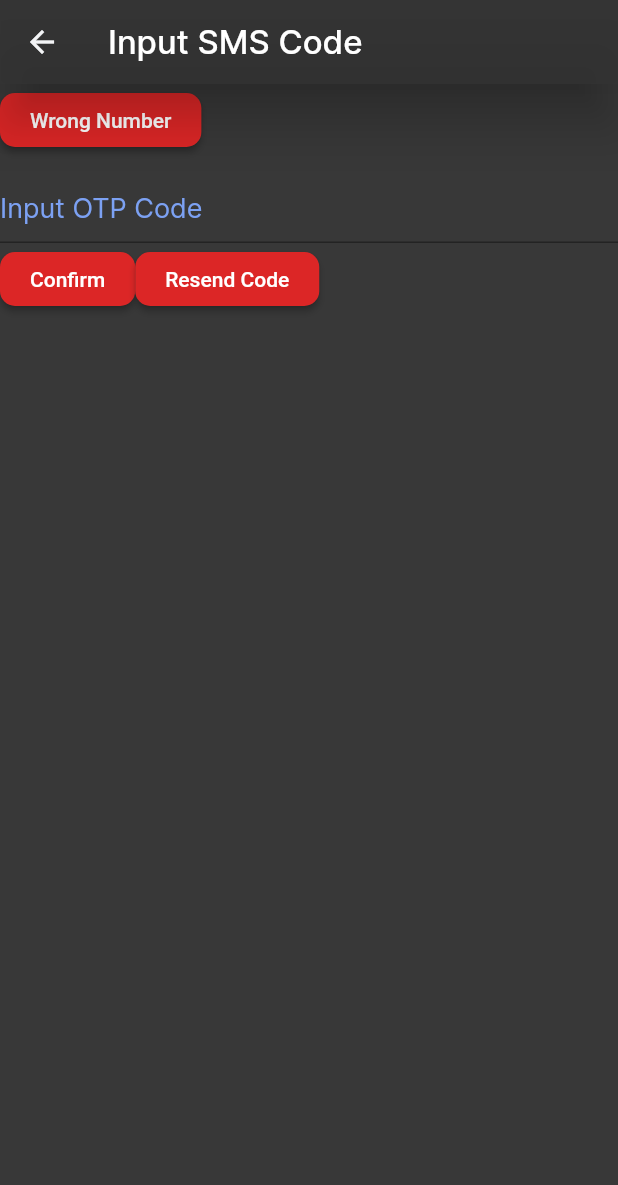
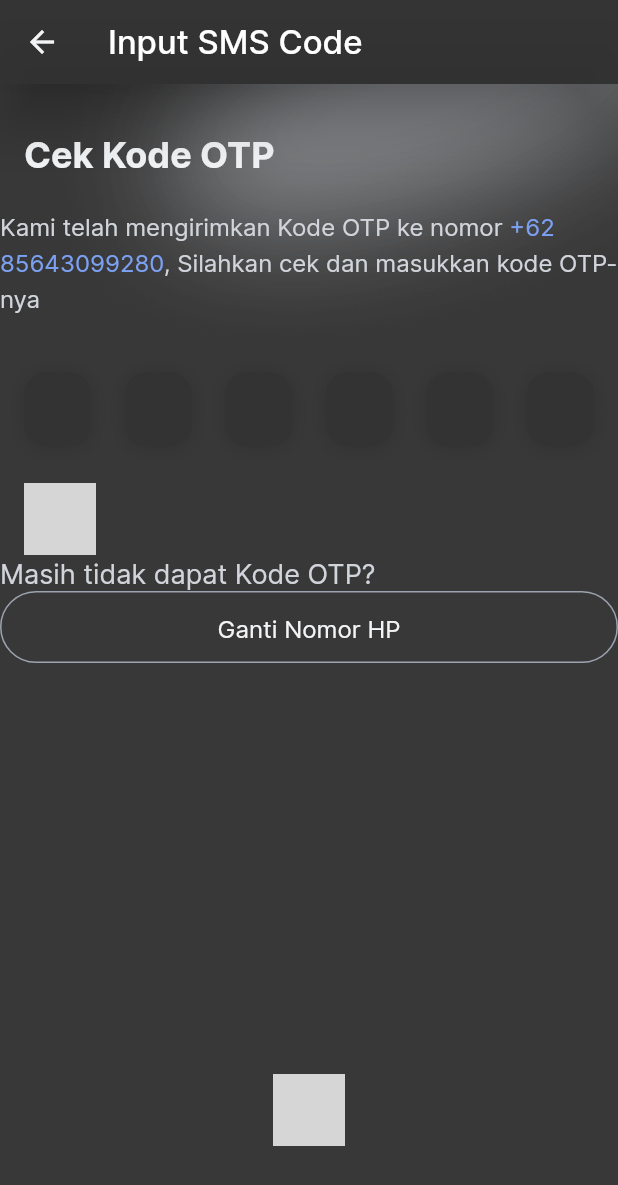
Before and after one commit to artefak-io/Artefak, a Flutter app: the InputOTP screen opened directly with empty values, on a phone screen of 412 x 824 dp. Shown: the top 1185 px of the screen. Run offline on Flutter 3.47's test engine with Material 2 defaults, Android fonts, the phone set to English and light mode, and no system bars; drawn by our look-alikes of pin_code_fields; our stand-ins replace bloc, cached_network_image, cloud_firestore, equatable, firebase_auth, firebase_core and 7 more; accounts and stored records are empty; generated files the repository leaves out were written again; network calls fail; statements that could not run were skipped; grey boxes are pictures that could not be loaded.

Commit message:
create input otp widget and input otp page

```diff
--- a/lib/screens/authentication/input_otp.dart
+++ b/lib/screens/authentication/input_otp.dart
@@ -1,5 +1,6 @@
 import 'package:artefak/logic/auth/auth.dart';
 import 'package:artefak/services/auth.dart';
+import 'package:artefak/widgets/input_otp_widget.dart';
 import 'package:flutter/material.dart';
 import 'package:flutter_bloc/flutter_bloc.dart';
 
@@ -25,6 +26,18 @@ class _InputOTPState extends State<InputOTP> {
     });
   }
 
+  void inputOtpOnComplete(){
+
+  }
+
+  void inputOtpOnSubmitted(){
+
+  }
+
+  void inputOtpOnChanged(){
+
+  }
+
   @override
   void initState() {
     super.initState();
@@ -34,6 +47,10 @@ class _InputOTPState extends State<InputOTP> {
 
   @override
   Widget build(BuildContext context) {
+    Size size = MediaQuery.of(context).size;
+    TextTheme _textTheme = Theme.of(context).textTheme;
+    ThemeData _themeData = Theme.of(context);
+
     return Scaffold(
       appBar: AppBar(
         title: const Text("Input SMS Code"),
@@ -46,71 +63,159 @@ class _InputOTPState extends State<InputOTP> {
         listener: (context, state) {
           Navigator.pop(context);
         },
-        child: Column(
+        child: Stack(
           children: <Widget>[
-            Row(
-              children: [
-                Text(widget.phoneNumber),
-                ElevatedButton(
-                  onPressed: () {
-                    Navigator.pop(context);
-                  },
-                  child: const Text("Wrong Number"),
+            Positioned(
+              left: 20,
+              top: -165,
+              child: Image.asset(
+                'assets/bggrad.png',
+                fit: BoxFit.fitHeight,
+                height: 350,
               ),
-              ],
             ),
-            const SizedBox(
-              height: 10,
+            InputOtpWidget(
+              bodytitle: 'Cek Kode OTP',
+              bodySubTitle:
+              'Kami telah mengirimkan Kode OTP ke nomor +62 85643099280 , Silahkan cek dan masukkan kode OTP-nya',
+              appBarTitle: 'Verifikasi Nomor HP',
+              onCompleteFunction: inputOtpOnComplete,
+              onSubmittedFunction: inputOtpOnSubmitted,
+              onChangedFunction: inputOtpOnChanged,
+              blocBuildNotify:
+              BlocBuilder<InputOtpCubit, InputOtpState>(
+                buildWhen: (previous, current) =>
+                (current.createPinStatus ==
+                    InputOtpStatus.inputInvalid &&
+                    previous.invalid != current.invalid) ||
+                    previous.createPinStatus ==
+                        InputOtpStatus.inputInvalid,
+                builder: (context, state) {
+                  if (state.invalid ==
+                      OtpInputValidationError.nonNumberInput) {
+                    return Text(
+                      "Input must be a number",
+                      style: _textTheme.bodyLarge?.copyWith(
+                        fontWeight: FontWeight.w400,
+                        color: _themeData.errorColor,
                       ),
-            Form(
-              key: _formKey,
-              child: Column(
-                children: <Widget>[
-                  TextFormField(
-                    controller: _codeController,
-                    decoration: const InputDecoration(
-                      hintText: "Input OTP Code",
+                    );
+                  } else if (state.invalid ==
+                      OtpInputValidationError.insufficientLength) {
+                    return Text(
+                      "Input must be 6 digits",
+                      style: _textTheme.bodyLarge?.copyWith(
+                        fontWeight: FontWeight.w400,
+                        color: _themeData.errorColor,
                       ),
-                    validator: (String? value) {
-                      if (value == null || value.isEmpty) {
-                        return '*please input phone number';
-                      } else if (int.tryParse(value) == null) {
-                        return '*please input valid phone number';
+                    );
                   } else {
-                        return null;
+                    return const Text("");
                   }
                 },
               ),
-                  Row(
-                    children: [
-                      ElevatedButton(
-                        onPressed: () async {
-                          if (_formKey.currentState!.validate()) {
-                            await AuthService().loginWithPhone(
-                                verificationId: verificationId,
-                                smsCode: _codeController.text);
-                          }
-                        },
-                        child: const Text("Confirm"),
+              blocBuildButton:
+              BlocBuilder<InputOtpCubit, InputOtpState>(
+                buildWhen: (previous, current) =>
+                previous != current &&
+                    (current.createPinStatus ==
+                        InputOtpStatus.inputValid ||
+                        previous.createPinStatus ==
+                            InputOtpStatus.inputValid),
+                builder: (context, state) {
+                  bool isPinValid = state.createPinStatus ==
+                      InputOtpStatus.inputValid;
+                  return ElevatedButton(
+                    style: ElevatedButton.styleFrom(
+                      minimumSize: Size(size.width * 0.9, 48),
+                      shape: RoundedRectangleBorder(
+                        borderRadius: BorderRadius.circular(100.0),
                       ),
-                      // needs countdown counter for 30 seconds
-                      ElevatedButton(
-                        onPressed: () {
-                          AuthService().requestOTP(
-                            phoneNumber: widget.phoneNumber,
-                            setTokenId: setTokenId,
-                            resendToken: resendToken,
+                    ),
+                    onPressed: () => isPinValid
+                        ? context.read<InputOtpCubit>().pinSucceed()
+                        : null,
+                    child: Text(
+                      "Input PIN",
+                      style: _textTheme.bodyLarge?.copyWith(
+                        fontWeight: FontWeight.w400,
+                        color: isPinValid
+                            ? _themeData.textSelectionColor
+                            : _themeData.textSelectionColor
+                            .withOpacity(0.5),
+                      ),
+                    ),
                   );
                 },
-                        child: const Text("Resend Code"),
-                      ),
-                    ],
-                  ),
-                ],
               ),
             ),
           ],
         ),
+        // Column(
+        //   children: <Widget>[
+        //     Row(
+        //       children: [
+        //         Text(widget.phoneNumber),
+        //         ElevatedButton(
+        //           onPressed: () {
+        //             Navigator.pop(context);
+        //           },
+        //           child: const Text("Wrong Number"),
+        //         ),
+        //       ],
+        //     ),
+        //     const SizedBox(
+        //       height: 10,
+        //     ),
+        //     Form(
+        //       key: _formKey,
+        //       child: Column(
+        //         children: <Widget>[
+        //           TextFormField(
+        //             controller: _codeController,
+        //             decoration: const InputDecoration(
+        //               hintText: "Input OTP Code",
+        //             ),
+        //             validator: (String? value) {
+        //               if (value == null || value.isEmpty) {
+        //                 return '*please input phone number';
+        //               } else if (int.tryParse(value) == null) {
+        //                 return '*please input valid phone number';
+        //               } else {
+        //                 return null;
+        //               }
+        //             },
+        //           ),
+        //           Row(
+        //             children: [
+        //               ElevatedButton(
+        //                 onPressed: () async {
+        //                   if (_formKey.currentState!.validate()) {
+        //                     await AuthService().loginWithPhone(
+        //                         verificationId: verificationId,
+        //                         smsCode: _codeController.text);
+        //                   }
+        //                 },
+        //                 child: const Text("Confirm"),
+        //               ),
+        //               // needs countdown counter for 30 seconds
+        //               ElevatedButton(
+        //                 onPressed: () {
+        //                   AuthService().requestOTP(
+        //                     phoneNumber: widget.phoneNumber,
+        //                     setTokenId: setTokenId,
+        //                     resendToken: resendToken,
+        //                   );
+        //                 },
+        //                 child: const Text("Resend Code"),
+        //               ),
+        //             ],
+        //           ),
+        //         ],
+        //       ),
+        //     ),
+        //   ],
+        // ),
       )),
     );
   }
--- /dev/null
+++ b/lib/widgets/input_otp_widget.dart
@@ -0,0 +1,237 @@
+import 'dart:async';
+
+import 'package:artefak/logic/pin/pin_auth/cubit/pin_auth_cubit.dart';
+import 'package:flutter/gestures.dart';
+import 'package:flutter/material.dart';
+import 'package:flutter_bloc/flutter_bloc.dart';
+import 'package:pin_code_fields/pin_code_fields.dart';
+
+class InputOtpWidget extends StatefulWidget {
+  final String appBarTitle;
+  final String bodytitle;
+  final String bodySubTitle;
+  final Function onCompleteFunction;
+  final Function onSubmittedFunction;
+  final Function onChangedFunction;
+  final Widget blocBuildNotify;
+  final Widget blocBuildButton;
+
+  const InputOtpWidget(
+      {Key? key,
+      required this.appBarTitle,
+      required this.bodytitle,
+      required this.bodySubTitle,
+      required this.onCompleteFunction,
+      required this.onSubmittedFunction,
+      required this.onChangedFunction,
+      required this.blocBuildNotify,
+      required this.blocBuildButton})
+      : super(key: key);
+
+  @override
+  State<InputOtpWidget> createState() => _InputOtpWidgetState();
+}
+
+class _InputOtpWidgetState extends State<InputOtpWidget> {
+  StreamController<ErrorAnimationType> errorController =
+      StreamController<ErrorAnimationType>();
+  var onTapRecognizer;
+  TextEditingController textEditingController = TextEditingController();
+  bool hasError = false;
+  final GlobalKey<ScaffoldState> scaffoldKey = GlobalKey<ScaffoldState>();
+  final formKey = GlobalKey<FormState>();
+
+  @override
+  void initState() {
+    onTapRecognizer = TapGestureRecognizer()
+      ..onTap = () {
+        Navigator.pop(context);
+      };
+    errorController = StreamController<ErrorAnimationType>();
+    super.initState();
+  }
+
+  @override
+  void dispose() {
+    errorController.close();
+
+    super.dispose();
+  }
+
+  @override
+  Widget build(BuildContext context) {
+    TextTheme _textTheme = Theme.of(context).textTheme;
+    ThemeData _themeData = Theme.of(context);
+    Size size = MediaQuery.of(context).size;
+
+    return BlocListener<PinAuthCubit, PinAuthState>(
+      listenWhen: (previous, current) =>
+          current.pinAuthStatus == PinAuthStatus.error,
+      listener: (context, state) {
+        ScaffoldMessenger.of(context)
+          ..hideCurrentSnackBar()
+          ..showSnackBar(
+              SnackBar(content: Text(state.errorMessage ?? "Error happens")));
+      },
+      child: Container(
+        height: size.height - 100,
+        width: size.width,
+        color: Colors.transparent,
+        child: Column(
+          crossAxisAlignment: CrossAxisAlignment.stretch,
+          children: [
+            const SizedBox(height: 30),
+            Column(children: [
+              Row(
+                children: [
+                  Padding(
+                    padding:
+                        const EdgeInsets.only(left: 16, bottom: 20, right: 16),
+                    child: Text(widget.bodytitle,
+                        style: _textTheme.displaySmall?.copyWith(
+                          fontWeight: FontWeight.w700,
+                        ),
+                        textAlign: TextAlign.start),
+                  ),
+                ],
+              ),
+              Container(
+                child: RichText(
+                  text: TextSpan(
+                    children: <TextSpan>[
+                      TextSpan(
+                        text:
+                        'Kami telah mengirimkan Kode OTP ke nomor ',
+                        style: _textTheme.bodyLarge?.copyWith(
+                          fontWeight: FontWeight.w400,
+                          color: _themeData.indicatorColor,
+                        ),
+                      ),
+                      TextSpan(
+                        text: '+62 85643099280',
+                        style: _textTheme.bodyLarge?.copyWith(
+                          fontWeight: FontWeight.w400,
+                          color: _themeData.hintColor,
+                        ),
+                      ),
+                      TextSpan(
+                        text: ', Silahkan cek dan masukkan kode OTP-nya',
+                        style: _textTheme.bodyLarge?.copyWith(
+                          fontWeight: FontWeight.w400,
+                          color: _themeData.indicatorColor,
+                        ),
+                      ),
+                    ],
+                  ),
+                ),
+              ),
+            ]),
+            const SizedBox(height: 30),
+            Form(
+              key: formKey,
+              child: Padding(
+                  padding:
+                      const EdgeInsets.symmetric(vertical: 8.0, horizontal: 16),
+                  child: PinCodeTextField(
+                    appContext: context,
+                    onCompleted: (value) =>
+                        widget.onCompleteFunction(value, context),
+                    onSubmitted: (value) => widget.onSubmittedFunction(context),
+                    onChanged: (value) =>
+                        widget.onChangedFunction(value, context),
+                    pastedTextStyle: TextStyle(
+                      color: Colors.green.shade600,
+                      fontWeight: FontWeight.bold,
+                    ),
+                    mainAxisAlignment: MainAxisAlignment.spaceBetween,
+                    length: 6,
+                    obscureText: true,
+                    controller: textEditingController,
+                    keyboardType: TextInputType.number,
+                    autoFocus: true,
+                    // obscuringCharacter: '*',
+                    animationType: AnimationType.fade,
+                    pinTheme: PinTheme(
+                      shape: PinCodeFieldShape.box,
+                      borderRadius: BorderRadius.circular(15),
+                      fieldHeight: 50,
+                      fieldWidth: 45,
+                      activeFillColor: hasError
+                          ? Colors.orange
+                          : _themeData.primaryColorDark,
+                      selectedFillColor: _themeData.primaryColorDark,
+                      activeColor: _themeData.primaryColorDark,
+                      selectedColor: _themeData.primaryColorDark,
+                      inactiveColor: _themeData.primaryColorDark,
+                      inactiveFillColor: _themeData.primaryColorDark,
+                    ),
+                    cursorColor: Colors.white70,
+                    animationDuration: const Duration(milliseconds: 300),
+                    textStyle: const TextStyle(fontSize: 14, height: 1.6),
+                    backgroundColor: Colors.transparent,
+                    enableActiveFill: true,
+                    errorAnimationController: errorController,
+                    boxShadows: const [
+                      BoxShadow(
+                        offset: Offset(0, 1),
+                        color: Colors.black12,
+                        blurRadius: 10,
+                      )
+                    ],
+                  )),
+            ),
+            Row(
+              mainAxisAlignment: MainAxisAlignment.start,
+              children: [
+                Padding(
+                  padding: const EdgeInsets.symmetric(horizontal: 16.0),
+                  child: widget.blocBuildNotify,
+                ),
+              ],
+            ),
+            Container(
+              child: Text(
+                "Masih tidak dapat Kode OTP?",
+                style: _textTheme.titleMedium?.copyWith(
+                  fontWeight: FontWeight.w400,
+                  color: _themeData.indicatorColor,
+                ),
+                textAlign: TextAlign.start,
+              ),
+            ),
+            Container(
+              child: OutlinedButton(
+                style: OutlinedButton.styleFrom(
+                  minimumSize: Size(size.width * 0.4, 48.0),
+                  backgroundColor: Colors.transparent,
+                  side: BorderSide(
+                    color: _themeData.focusColor,
+                  ),
+                  shape: RoundedRectangleBorder(
+                      borderRadius: BorderRadius.circular(100)),
+                ),
+                child: Text(
+                  "Ganti Nomor HP",
+                  style: _textTheme.bodyLarge
+                      ?.copyWith(fontWeight: FontWeight.w400),
+                ),
+                onPressed: () {},
+              ),
+            ),
+            Expanded(
+              child: Container(),
+            ),
+            Row(
+              mainAxisAlignment: MainAxisAlignment.center,
+              children: [
+                Padding(
+                    padding: const EdgeInsets.all(16.0),
+                    child: widget.blocBuildButton),
+              ],
+            ),
+          ],
+        ),
+      ),
+    );
+  }
+}
```
Lines whose indentation alone changed are shown as unchanged.
